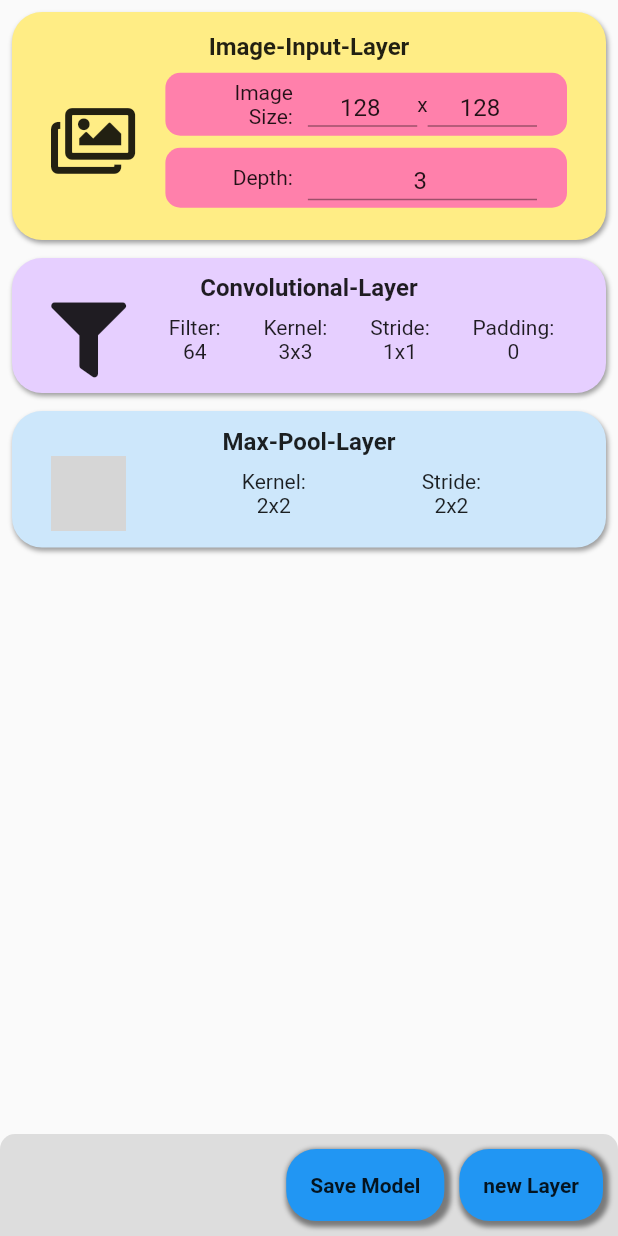
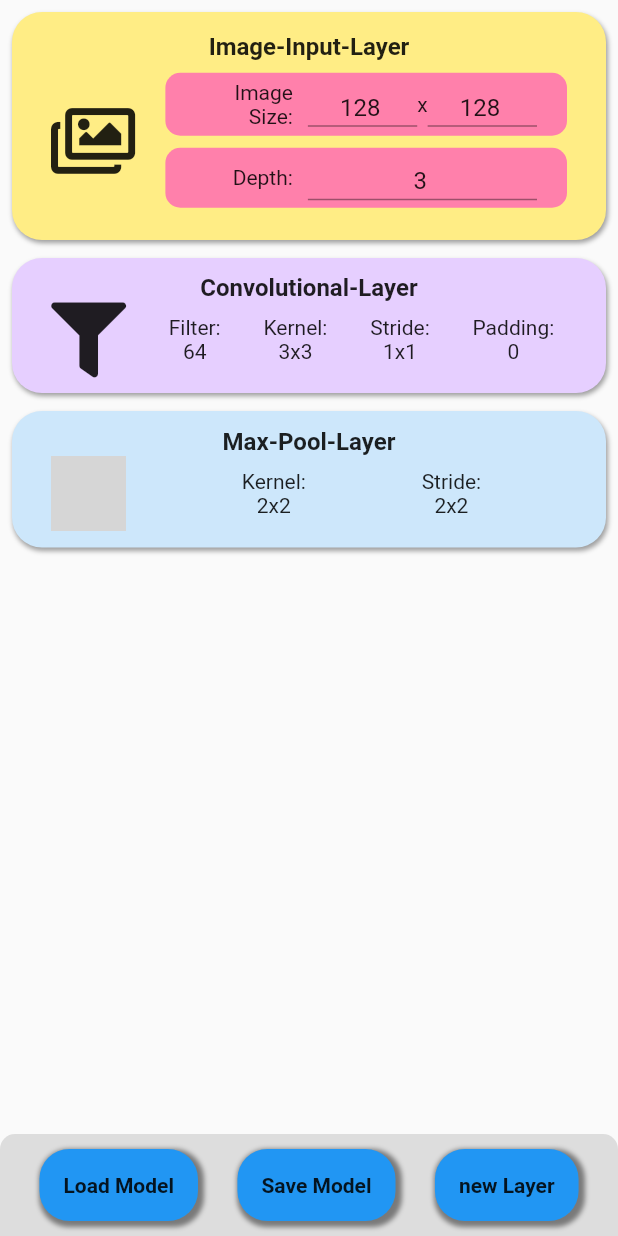
Before and after one commit to aeAlex/dnnImageLayerCalculator, a Flutter app: the screen it shows after launch, on a phone screen of 412 x 824 dp. Run offline on Flutter 3.47's test engine with Material 2 defaults, Android fonts, the phone set to English and light mode, and no system bars; our stand-ins replace font_awesome_flutter, sqflite; accounts and stored records are empty; grey boxes are pictures that could not be loaded.

Commit message:
Outsourced The LayerScreen Bottom Buttons and Created the Load Model Button

```diff
--- a/lib/screens/layerScreen.dart
+++ b/lib/screens/layerScreen.dart
@@ -1,9 +1,11 @@
 import 'package:flutter/material.dart';
-import 'package:imageshapecalculator/constants.dart';
 import 'package:imageshapecalculator/main.dart';
 import 'package:imageshapecalculator/models/evaluateLayers.dart';
 import 'package:imageshapecalculator/models/layerDB.dart';
 import 'package:imageshapecalculator/screens/newLayerSubScreen.dart';
+import 'package:imageshapecalculator/widgets/LoadModelButton.dart';
+import 'package:imageshapecalculator/widgets/SaveModelButton.dart';
+import 'package:imageshapecalculator/widgets/newLayerButton.dart';
 
 import 'package:provider/provider.dart';
 
@@ -11,10 +13,10 @@ import 'package:imageshapecalculator/models/layers.dart';
 
 class LayerScreen extends StatefulWidget {
   @override
-  _LayerScreenState createState() => _LayerScreenState();
+  LayerScreenState createState() => LayerScreenState();
 }
 
-class _LayerScreenState extends State<LayerScreen> {
+class LayerScreenState extends State<LayerScreen> {
   ScrollController scrollController;
   bool isSubScreenShown = false;
   PersistentBottomSheetController bottomSheet;
@@ -98,9 +100,12 @@ class _LayerScreenState extends State<LayerScreen> {
                           ),
                         ),
                         child: Row(
-                          mainAxisAlignment: MainAxisAlignment.end,
+                          mainAxisAlignment: MainAxisAlignment.spaceEvenly,
                           children: <Widget>[
-                            SaveModelsButton(parent: this, layerDB: layerDB),
+                            LoadModelButton(
+                                layers: this.layers, layerDB: layerDB),
+                            SaveModelButton(
+                                layers: this.layers, layerDB: layerDB),
                             NewLayerButton(parent: this),
                           ],
                         ),
@@ -113,116 +118,3 @@ class _LayerScreenState extends State<LayerScreen> {
     );
   }
 }
-
-//TODO: Auslagern
-class SaveModelsButton extends StatefulWidget {
-  final _LayerScreenState parent;
-  final LayerDB layerDB;
-
-  const SaveModelsButton({
-    Key key,
-    @required this.parent,
-    @required this.layerDB,
-  }) : super(key: key);
-
-  @override
-  _SaveModelsButtonState createState() => _SaveModelsButtonState();
-}
-
-class _SaveModelsButtonState extends State<SaveModelsButton> {
-  TextEditingController textFieldController;
-
-  @override
-  void initState() {
-    super.initState();
-
-    textFieldController = TextEditingController();
-  }
-
-  @override
-  void dispose() {
-    textFieldController.dispose();
-    super.dispose();
-  }
-
-  @override
-  Widget build(BuildContext context) {
-    return Container(
-      decoration: LayerScreenBottomButtonBoxDecoration,
-      child: FlatButton(
-        onPressed: () {
-          showDialog(
-              context: context,
-              builder: (BuildContext ctx) {
-                return AlertDialog(
-                  title: Text("Do you want to save the Model?"),
-                  content: TextField(
-                    decoration: InputDecoration(hintText: "Name of your Model"),
-                    controller: textFieldController,
-                  ),
-                  actions: <Widget>[
-                    FlatButton(
-                      child: Text("cancel"),
-                      onPressed: () {
-                        Navigator.of(ctx).pop();
-                      },
-                    ),
-                    FlatButton(
-                      child: Text("save"),
-                      onPressed: () {
-                        String modelName = textFieldController.text;
-                        if (modelName == null) {
-                          modelName = "nameless";
-                        }
-                        this
-                            .widget
-                            .layerDB
-                            .saveModel(this.widget.parent.layers, modelName);
-                        Navigator.of(ctx).pop();
-                      },
-                    ),
-                  ],
-                );
-              });
-        },
-        child: Text(
-          "Save Model",
-          style: TextStyle(fontWeight: FontWeight.w700),
-        ),
-      ),
-    );
-  }
-}
-
-class NewLayerButton extends StatelessWidget {
-  final _LayerScreenState parent;
-
-  const NewLayerButton({Key key, @required this.parent}) : super(key: key);
-
-  @override
-  Widget build(BuildContext context) {
-    return Container(
-      decoration: LayerScreenBottomButtonBoxDecoration,
-      margin: EdgeInsets.all(10.0),
-      child: FlatButton(
-        onPressed: () {
-          this.parent.bottomSheet = showBottomSheet(
-            context: context,
-            builder: (context) =>
-                NewLayerSubScreen(updateUiFunction: this.parent.scrollToBottom),
-          );
-          this.parent.setIsSubScreenShown(true);
-          this
-              .parent
-              .bottomSheet
-              .closed
-              .then((value) => this.parent.setIsSubScreenShown(false));
-        },
-        child: Text(
-          "new Layer",
-          style: TextStyle(fontWeight: FontWeight.w700),
-        ),
-      ),
-    );
-  }
-}
--- /dev/null
+++ b/lib/widgets/LoadModelButton.dart
@@ -0,0 +1,29 @@
+import 'package:flutter/material.dart';
+import 'package:imageshapecalculator/models/layerDB.dart';
+import 'package:imageshapecalculator/models/layers.dart';
+
+import '../constants.dart';
+
+class LoadModelButton extends StatelessWidget {
+  final Layers layers;
+  final LayerDB layerDB;
+
+  const LoadModelButton({@required this.layers, @required this.layerDB});
+
+  @override
+  Widget build(BuildContext context) {
+    return Container(
+      decoration: LayerScreenBottomButtonBoxDecoration,
+      margin: EdgeInsets.all(10.0),
+      child: FlatButton(
+        onPressed: () {
+          print("Loading model");
+        },
+        child: Text(
+          "Load Model",
+          style: TextStyle(fontWeight: FontWeight.w700),
+        ),
+      ),
+    );
+  }
+}
--- /dev/null
+++ b/lib/widgets/SaveModelButton.dart
@@ -0,0 +1,83 @@
+import 'package:flutter/material.dart';
+import 'package:imageshapecalculator/models/layerDB.dart';
+import 'package:imageshapecalculator/models/layers.dart';
+import 'package:imageshapecalculator/constants.dart';
+
+class SaveModelButton extends StatefulWidget {
+  final Layers layers;
+  final LayerDB layerDB;
+
+  const SaveModelButton({
+    Key key,
+    @required this.layers,
+    @required this.layerDB,
+  }) : super(key: key);
+
+  @override
+  _SaveModelButtonState createState() => _SaveModelButtonState();
+}
+
+class _SaveModelButtonState extends State<SaveModelButton> {
+  TextEditingController textFieldController;
+
+  @override
+  void initState() {
+    super.initState();
+
+    textFieldController = TextEditingController();
+  }
+
+  @override
+  void dispose() {
+    textFieldController.dispose();
+    super.dispose();
+  }
+
+  @override
+  Widget build(BuildContext context) {
+    return Container(
+      decoration: LayerScreenBottomButtonBoxDecoration,
+      child: FlatButton(
+        onPressed: () {
+          showDialog(
+              context: context,
+              builder: (BuildContext ctx) {
+                return AlertDialog(
+                  title: Text("Do you want to save the Model?"),
+                  content: TextField(
+                    decoration: InputDecoration(hintText: "Name of your Model"),
+                    controller: textFieldController,
+                  ),
+                  actions: <Widget>[
+                    FlatButton(
+                      child: Text("cancel"),
+                      onPressed: () {
+                        Navigator.of(ctx).pop();
+                      },
+                    ),
+                    FlatButton(
+                      child: Text("save"),
+                      onPressed: () {
+                        String modelName = textFieldController.text;
+                        if (modelName == null) {
+                          modelName = "nameless";
+                        }
+                        this
+                            .widget
+                            .layerDB
+                            .saveModel(this.widget.layers, modelName);
+                        Navigator.of(ctx).pop();
+                      },
+                    ),
+                  ],
+                );
+              });
+        },
+        child: Text(
+          "Save Model",
+          style: TextStyle(fontWeight: FontWeight.w700),
+        ),
+      ),
+    );
+  }
+}
--- /dev/null
+++ b/lib/widgets/newLayerButton.dart
@@ -0,0 +1,38 @@
+import 'package:flutter/material.dart';
+import 'package:imageshapecalculator/screens/layerScreen.dart';
+import 'package:imageshapecalculator/screens/newLayerSubScreen.dart';
+
+import '../constants.dart';
+
+class NewLayerButton extends StatelessWidget {
+  final LayerScreenState parent;
+
+  const NewLayerButton({Key key, @required this.parent}) : super(key: key);
+
+  @override
+  Widget build(BuildContext context) {
+    return Container(
+      decoration: LayerScreenBottomButtonBoxDecoration,
+      margin: EdgeInsets.all(10.0),
+      child: FlatButton(
+        onPressed: () {
+          this.parent.bottomSheet = showBottomSheet(
+            context: context,
+            builder: (context) =>
+                NewLayerSubScreen(updateUiFunction: this.parent.scrollToBottom),
+          );
+          this.parent.setIsSubScreenShown(true);
+          this
+              .parent
+              .bottomSheet
+              .closed
+              .then((value) => this.parent.setIsSubScreenShown(false));
+        },
+        child: Text(
+          "new Layer",
+          style: TextStyle(fontWeight: FontWeight.w700),
+        ),
+      ),
+    );
+  }
+}
```
